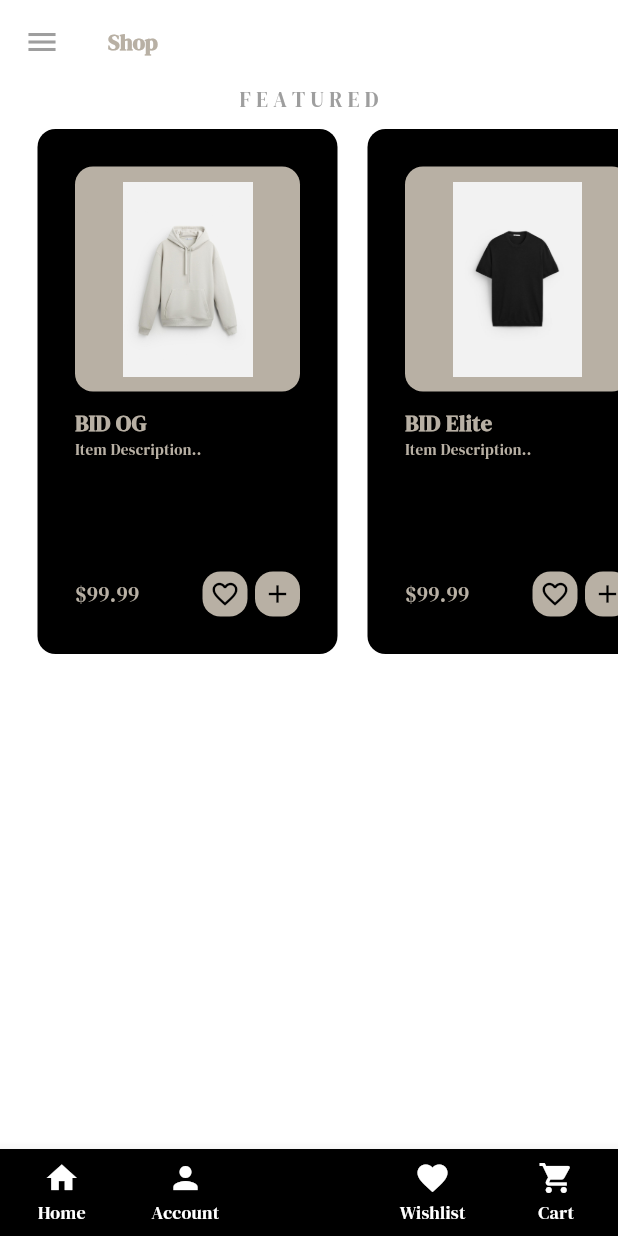
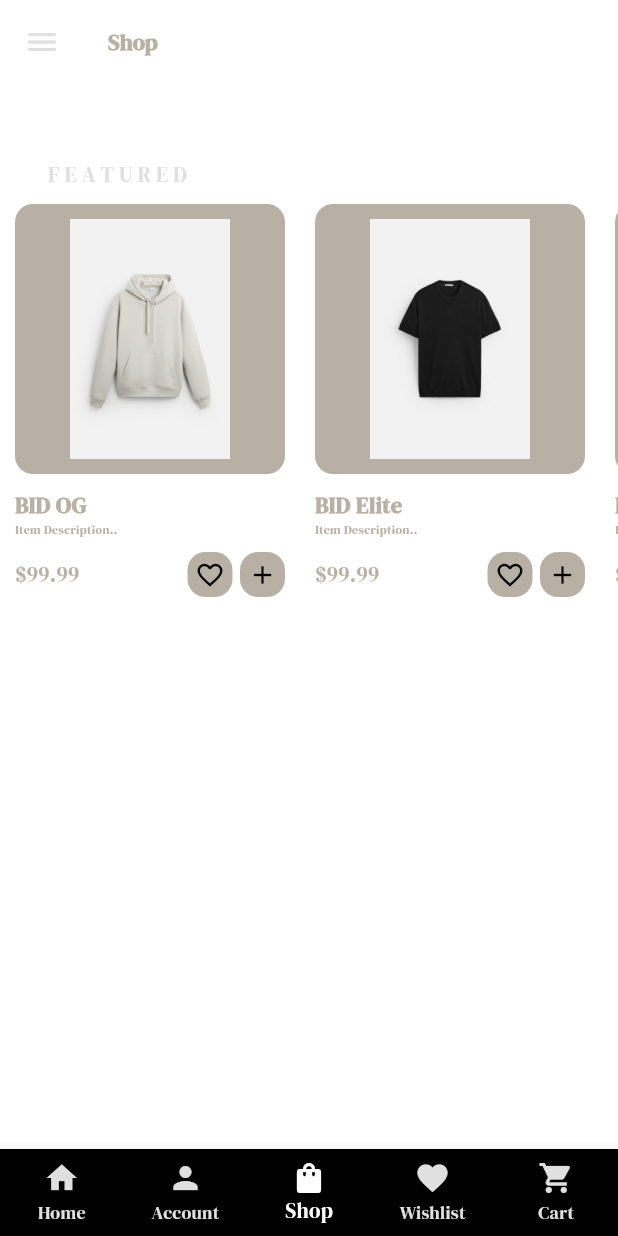
Before and after one commit to shereemorrison/bid, a Flutter app: the screen it shows after launch, on a phone screen of 412 x 824 dp. Run offline on Flutter 3.47's test engine with Material 3 defaults, Android fonts, the phone set to English and light mode, and no system bars; our stand-ins replace firebase_auth, firebase_core, google_fonts; accounts and stored records are empty.

Commit message:
Updated myProductTile to include small tiles and remove extra tile container.  Added shop_men page, to be navigated to from the drawer.  Unified styles

```diff
--- a/lib/components/my_drawer.dart
+++ b/lib/components/my_drawer.dart
@@ -37,7 +37,7 @@ class MyDrawer extends StatelessWidget {
               icon: Icons.man,
               onTap: () {
                 Navigator.pop(context);
-                Navigator.pushNamed(context, '/shop_page');
+                Navigator.pushNamed(context, '/shop_men');
               }
           ),
 
--- a/lib/components/my_navbar.dart
+++ b/lib/components/my_navbar.dart
@@ -13,7 +13,8 @@ class MyNavbar extends StatelessWidget {
       currentIndex: selectedIndex,
       onTap: onItemTapped,
       type: BottomNavigationBarType.fixed,
-      unselectedItemColor: Colors.white,
+      unselectedItemColor: Theme.of(context).colorScheme.inversePrimary,
+      selectedItemColor: Theme.of(context).colorScheme.surface,
       items: const [
         BottomNavigationBarItem(icon: Icon(Icons.home), label: 'Home'),
         BottomNavigationBarItem(icon: Icon(Icons.person), label: 'Account'),
--- a/lib/components/my_product_tile.dart
+++ b/lib/components/my_product_tile.dart
@@ -6,10 +6,12 @@ import 'package:provider/provider.dart';
 class MyProductTile extends StatelessWidget {
 
   final Product product;
+  final bool isSmall;
 
   const MyProductTile({
     super.key,
     required this.product,
+    this.isSmall = false
   });
 
   //add to cart button pressed
@@ -53,17 +55,16 @@ class MyProductTile extends StatelessWidget {
 
   @override
   Widget build(BuildContext context) {
+    double imageSize = isSmall ? 80 : 150;
+    double fontSize = isSmall ? 12 : 15;
+    double padding = isSmall ? 5 : 10;
+
     return Container(
-      decoration: BoxDecoration(
-        color: Theme.of(context).colorScheme.primary,
-        borderRadius: BorderRadius.circular(12),
-      ),
-      margin: const EdgeInsets.all(10),
-      padding: const EdgeInsets.all(25),
+      padding: const EdgeInsets.all(10),
       width: 200,
       child: Column(
         crossAxisAlignment:CrossAxisAlignment.start,
-        mainAxisAlignment: MainAxisAlignment.spaceBetween,
+
         children: [
           Column(
             crossAxisAlignment: CrossAxisAlignment.start,
@@ -82,6 +83,7 @@ class MyProductTile extends StatelessWidget {
               ),
               const SizedBox(height: 10),
 
+
               //product name
               Text(
                 product.name,
@@ -96,12 +98,12 @@ class MyProductTile extends StatelessWidget {
                 product.description,
                 style: TextStyle(
                     color: Theme.of(context).colorScheme.secondary,
-                    fontSize: 10),
+                    fontSize: isSmall ? 8 : 10),
               ),
             ],
           ),
 
-          const SizedBox(height:25),
+          const SizedBox(height:10),
 
           //product price and add to cart
           Row(
--- a/lib/main.dart
+++ b/lib/main.dart
@@ -4,6 +4,7 @@ import 'package:bid/modals/shop.dart';
 import 'package:bid/pages/cart_page.dart';
 import 'package:bid/pages/intro_page.dart';
 import 'package:bid/pages/profile_page.dart';
+import 'package:bid/pages/shop_men.dart';
 import 'package:bid/pages/shop_page.dart';
 import 'package:bid/pages/wishlist_page.dart';
 import 'package:bid/themes/dark_mode.dart';
@@ -12,6 +13,7 @@ import 'package:bid/themes/light_mode.dart';
 import 'package:provider/provider.dart';
 import 'package:firebase_core/firebase_core.dart';
 import 'package:bid/components/my_navbar.dart';
+
 
 final GlobalKey<NavigatorState> navigatorKey = GlobalKey<NavigatorState>();
 
@@ -39,10 +41,11 @@ class MyApp extends StatelessWidget {
         darkTheme: darkMode,
         themeMode: ThemeMode.system,
         routes: {
-          '/shop_page': (context) => MyHomePage(initialIndex: 2),
-          '/profile_page': (context) => MyHomePage(initialIndex: 1),
-          '/wishlist_page': (context) => MyHomePage(initialIndex: 3),
-          '/cart_page': (context) => MyHomePage(initialIndex: 4),
+          '/shop_page': (context) => MyHomePage(initialIndex: 2, pageContent: const ShopPage()),
+          '/profile_page': (context) => MyHomePage(initialIndex: 1, pageContent: const ProfilePage()),
+          '/wishlist_page': (context) => MyHomePage(initialIndex: 3, pageContent: const WishlistPage()),
+          '/cart_page': (context) => MyHomePage(initialIndex: 4, pageContent: const CartPage()),
+          '/shop_men': (context) => MyHomePage(initialIndex: 2, pageContent: const ShopMenPage()),
         },
         navigatorKey: navigatorKey,
         home: const MyHomePage(initialIndex: 2),
@@ -53,8 +56,9 @@ class MyApp extends StatelessWidget {
 
 class MyHomePage extends StatefulWidget {
   final int initialIndex;
+  final Widget ? pageContent;
 
-  const MyHomePage({super.key, required this.initialIndex});
+  const MyHomePage({super.key, required this.initialIndex, this.pageContent});
 
   @override
   MyHomePageState createState() => MyHomePageState();
--- a/lib/pages/intro_page.dart
+++ b/lib/pages/intro_page.dart
@@ -1,4 +1,5 @@
 
+import 'package:bid/components/my_appbar.dart';
 import 'package:bid/components/my_drawer.dart';
 import 'package:flutter/material.dart';
 import 'package:google_fonts/google_fonts.dart';
@@ -22,7 +23,7 @@ class IntroPage extends StatelessWidget {
                 Opacity(
                   opacity: 0.8,
                   child: Image.asset(
-                    'assets/images/bidlogo.jpg',
+                    'assets/images/Background.png',
                     width: 200,
                     height: 200,
                   ),
--- a/lib/pages/shop_page.dart
+++ b/lib/pages/shop_page.dart
@@ -12,28 +12,31 @@ class ShopPage extends StatelessWidget {
     final products = context.watch<Shop>().shop;
     return Scaffold(
       backgroundColor: Theme.of(context).colorScheme.surface,
-      body: ListView(
+      body: Padding(
+        padding: const EdgeInsets.only(top: 50),
+        child: ListView(
           children: [
-          Center(
+            Padding(
+              padding: EdgeInsets.only(left: 32),
               child: Text(
                   "F E A T U R E D",
                   style: TextStyle(
                       color: Theme.of(context).colorScheme.inversePrimary),
                 ),
             ),
+
             SizedBox(
-            height: 370,
+              height: 300,
               child: ListView.builder(
                 itemCount: products.length,
                 scrollDirection: Axis.horizontal,
-              padding: EdgeInsets.symmetric(horizontal: 15),
                 itemBuilder: (context, index) {
-                final product = products[index];
-                return MyProductTile(product: product);
+                  return MyProductTile(product: products[index], isSmall: true);
                 },
+              )
             ),
+          ]
         ),
-        ],
       ),
     );
   }
--- a/lib/themes/light_mode.dart
+++ b/lib/themes/light_mode.dart
@@ -7,7 +7,7 @@ ThemeData lightMode = ThemeData(
     surface: Colors.white,
     primary: Colors.black,
     secondary: Color(0xFFb8b0a4),
-    inversePrimary: Colors.grey.shade500,
+    inversePrimary: Colors.grey.shade300,
   ),
   textTheme: TextTheme(
     displayLarge: GoogleFonts.dmSerifDisplay(fontSize: 32, fontWeight: FontWeight.bold), // Replaces headline1
```
Also changed, not shown: lib/pages/shop_men.dart (added, +66 -0 lines), assets/images/Background.png (added), lib/modals/shop.dart (line endings or trailing spaces). Lines whose indentation alone changed are shown as unchanged.
